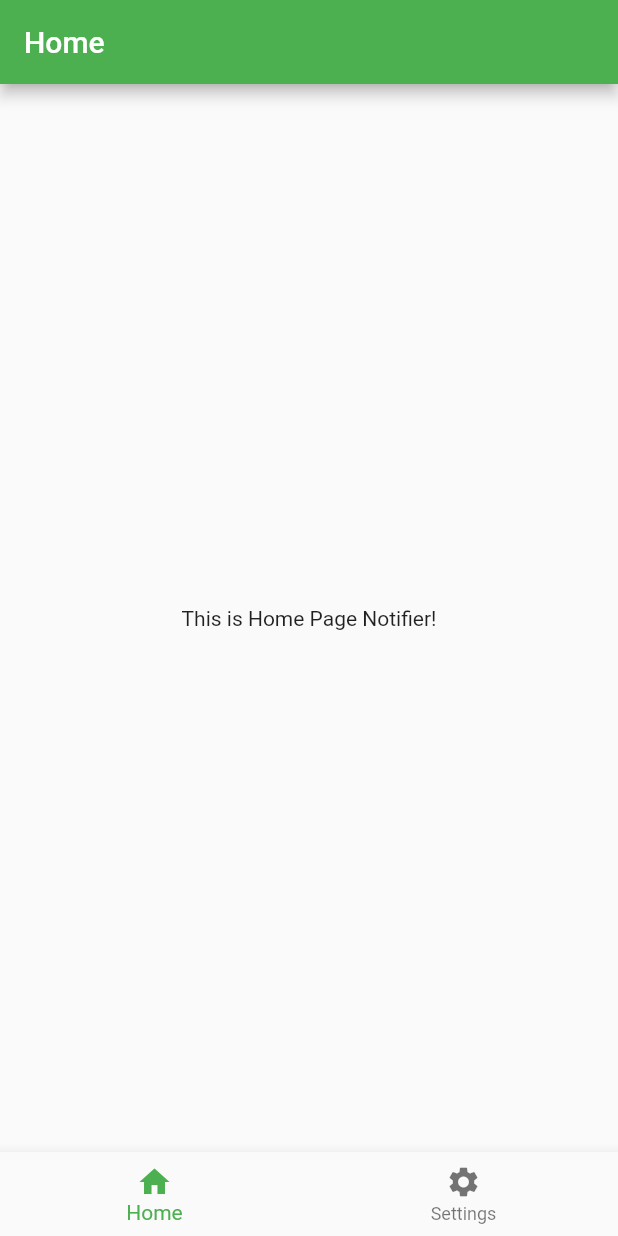
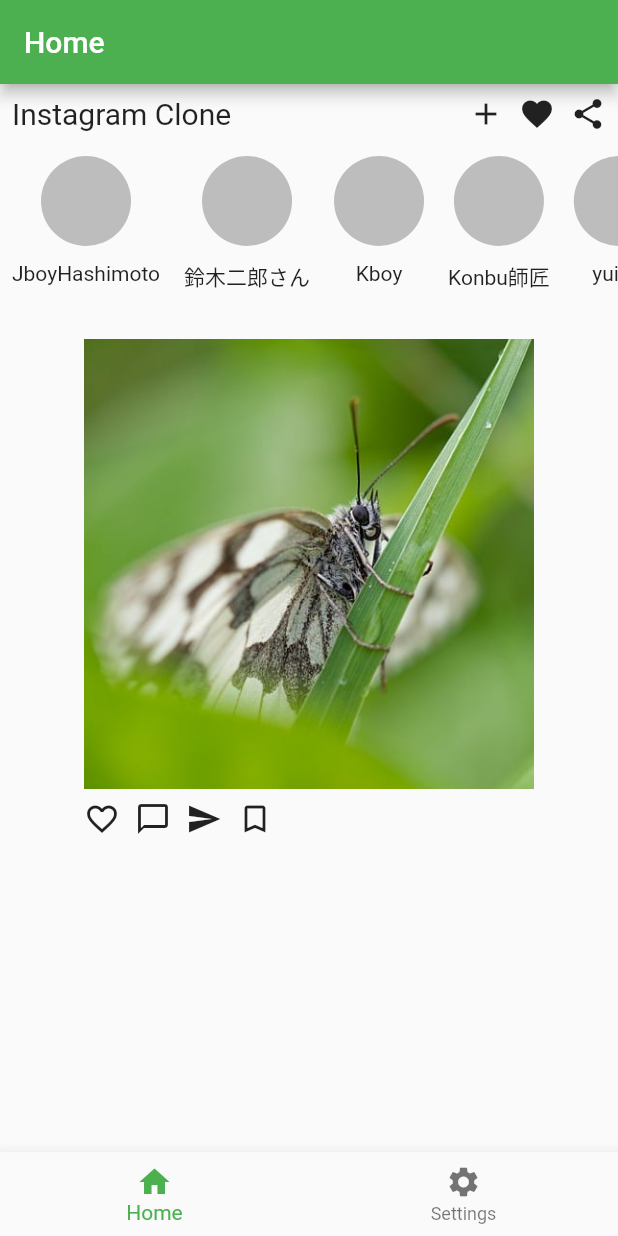
Before and after one commit to sakurakotubaki/InstagramClone, a Flutter app: the screen it shows after launch, on a phone screen of 412 x 824 dp. Run offline on Flutter 3.47's test engine with Material 2 defaults, Android fonts, the phone set to English and light mode, and no system bars; our stand-ins replace flutter_riverpod.

Commit message:
style: write sns ui

```diff
--- a/lib/screen/home_page.dart
+++ b/lib/screen/home_page.dart
@@ -1,12 +1,75 @@
+// ignore_for_file: prefer_const_constructors
+
 import 'package:flutter/material.dart';
+import 'package:instagram_clone/util/bubble_stories.dart';
 
 class HomePage extends StatelessWidget {
   const HomePage({super.key});
 
   @override
   Widget build(BuildContext context) {
-    return Center(
-      child: Text('This is Home Page Notifier!'),
+    final List people = [
+      'JboyHashimoto',
+      '鈴木二郎さん',
+      'Kboy',
+      'Konbu師匠',
+      'yuiyui'
+    ];
+    return Column(
+      children: [
+        Padding(
+          padding: EdgeInsets.all(8.0),
+          child: Row(
+            children: [
+              Text('Instagram Clone', style: TextStyle(fontSize: 20)),
+              Spacer(),
+              Icon(Icons.add),
+              SizedBox(width: 10),
+              Icon(Icons.favorite),
+              SizedBox(width: 10),
+              Icon(Icons.share),
+            ],
+          ),
+        ),
+        // ストーリー
+        Container(
+          height: 130,
+          child: ListView.builder(
+            scrollDirection: Axis.horizontal, // 横スクロール
+            itemCount: people.length,
+            itemBuilder: (context, index) {
+              return BubbleStories(text: people[index]);
+            },
+          ),
+        ),
+        // imagesフォルダの画像を１枚だけ表示する
+        Container(
+          child: Column(
+            children: [
+              Container(
+                width: 300,
+                height: 300,
+                child: Image.asset('images/sample.jpg', fit: BoxFit.cover),
+              ),
+              Container(
+                width: 300,
+                height: 40,
+                child: Row(
+                  children: [
+                    Icon(Icons.favorite_border),
+                    SizedBox(width: 10),
+                    Icon(Icons.chat_bubble_outline),
+                    SizedBox(width: 10),
+                    Icon(Icons.send),
+                    SizedBox(width: 10),
+                    Icon(Icons.bookmark_border),
+                  ],
+                ),
+              ),
+            ],
+          ),
+        ),
+      ],
     );
   }
 }
--- a/pubspec.yaml
+++ b/pubspec.yaml
@@ -54,8 +54,8 @@ flutter:
   # the material Icons class.
   uses-material-design: true
   # To add assets to your application, add an assets section, like this:
-  # assets:
-  #   - images/a_dot_burr.jpeg
+  assets:
+    - images/
   #   - images/a_dot_ham.jpeg
   # An image asset can refer to one or more resolution-specific "variants", see
   # https://flutter.dev/assets-and-images/#resolution-aware
```
Also changed, not shown: Simulator Screenshot - iPhone 14 - 2023-08-21 at 11.01.25.png (deleted), images/sample.jpg (added).
